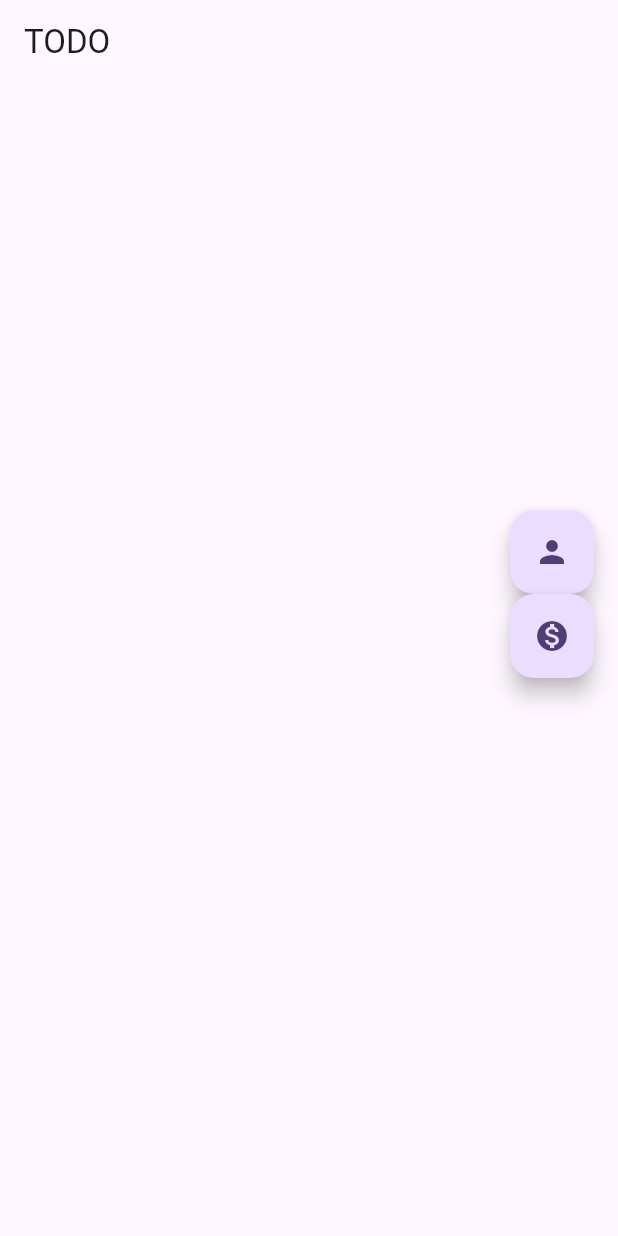
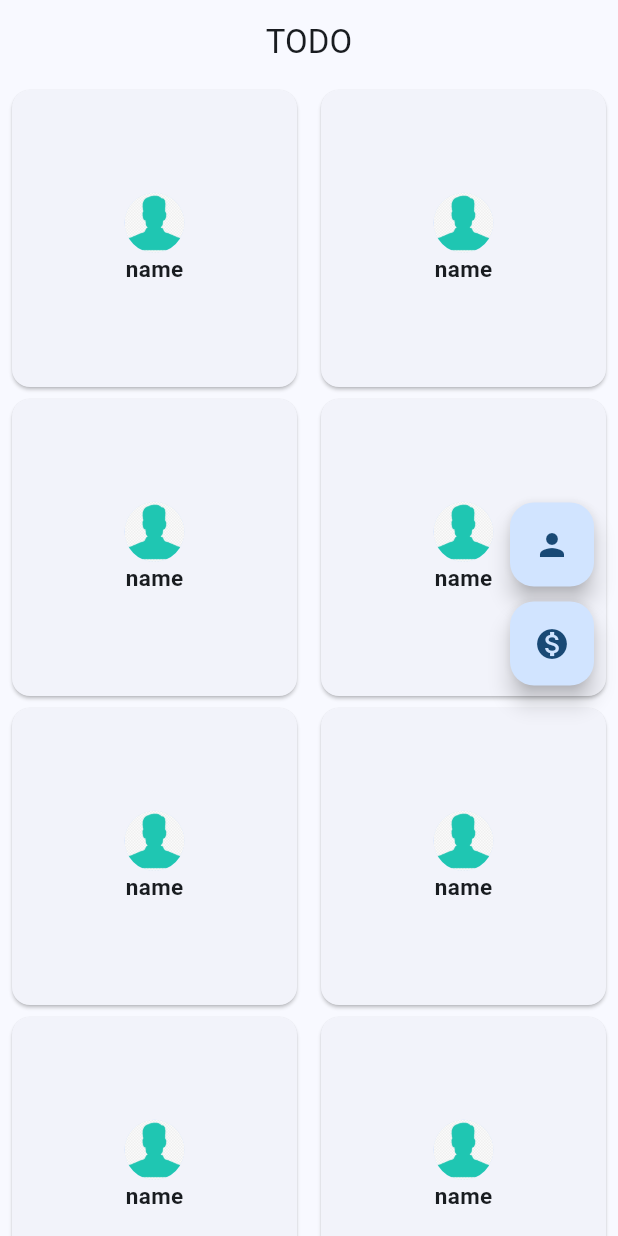
Before and after one commit to AdilUbaid/mcmil_mt, a Flutter app: the screen it shows after launch, on a phone screen of 412 x 824 dp. Run offline on Flutter 3.47's test engine with Material 2 defaults, Android fonts, the phone set to English and light mode, and no system bars.

Commit message:
ui_initial

```diff
--- a/lib/main.dart
+++ b/lib/main.dart
@@ -13,7 +13,7 @@ class MyApp extends StatelessWidget {
     return MaterialApp(
       title: 'Flutter Demo',
       theme: ThemeData(
-        colorScheme: ColorScheme.fromSeed(seedColor: Colors.deepPurple),
+        colorScheme: ColorScheme.fromSeed(seedColor: Colors.blue),
         useMaterial3: true,
       ),
       home: const HomeScreen(),
@@ -33,16 +33,45 @@ class _HomeScreenState extends State<HomeScreen> {
   Widget build(BuildContext context) {
     return Scaffold(
       appBar: AppBar(
-        title: Text("TODO"),
+        centerTitle: true,
+        title: const Text("TODO"),
       ),
-      floatingActionButton: Column(mainAxisAlignment: MainAxisAlignment.center,
+      body: GridView.count(
+        crossAxisCount: 2,
+        children: List.generate(100, (index) {
+          return const Center(
+              child: Card(
+            child: SizedBox(
+              width: 190,
+              child: Column(
+                mainAxisAlignment: MainAxisAlignment.center,
+                children: [
+                  CircleAvatar(
+                      backgroundImage: AssetImage(
+                          "lib/468-4686427_profile-demo-hd-png-download.png")),
+                  Text(
+                    "name",
+                    style: TextStyle(fontWeight: FontWeight.bold, fontSize: 15),
+                  )
+                ],
+              ),
+            ),
+          ));
+        }),
+      ),
+      floatingActionButton: Column(
+        mainAxisAlignment: MainAxisAlignment.center,
         children: [
           FloatingActionButton(
             onPressed: () {},
-            child: Icon(Icons.person),
-          ),FloatingActionButton(
+            child: const Icon(Icons.person),
+          ),
+          const SizedBox(
+            height: 10,
+          ),
+          FloatingActionButton(
             onPressed: () {},
-            child: Icon(Icons.monetization_on),
+            child: const Icon(Icons.monetization_on),
           )
         ],
       ),
--- a/pubspec.yaml
+++ b/pubspec.yaml
@@ -59,8 +59,8 @@ flutter:
   uses-material-design: true
 
   # To add assets to your application, add an assets section, like this:
-  # assets:
-  #   - images/a_dot_burr.jpeg
+  assets:
+    - lib/468-4686427_profile-demo-hd-png-download.png
   #   - images/a_dot_ham.jpeg
 
   # An image asset can refer to one or more resolution-specific "variants", see
```
Also changed, not shown: lib/468-4686427_profile-demo-hd-png-download.png (added).
